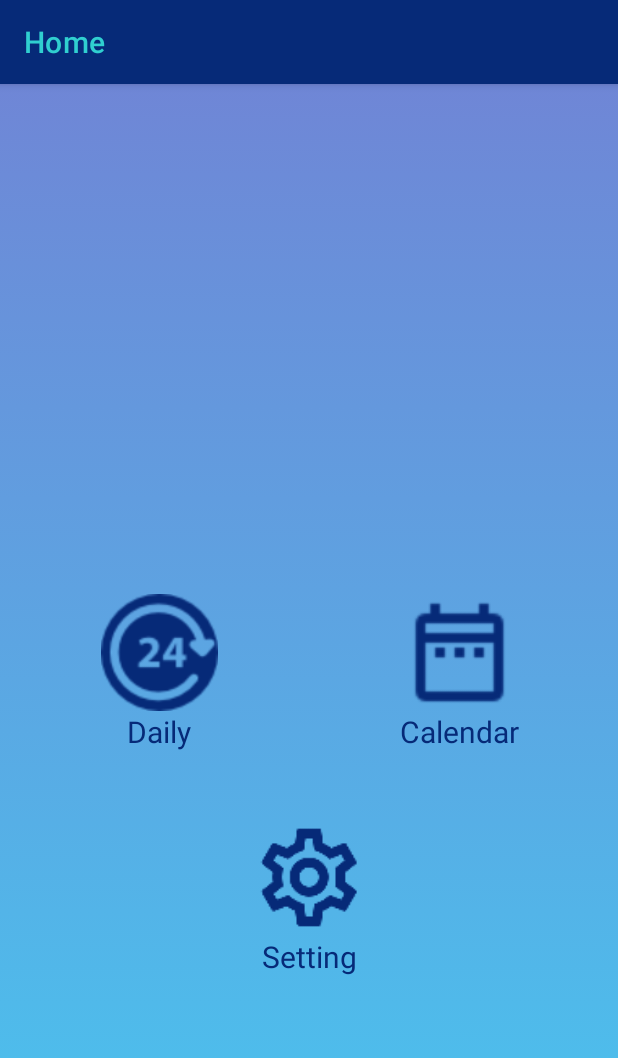
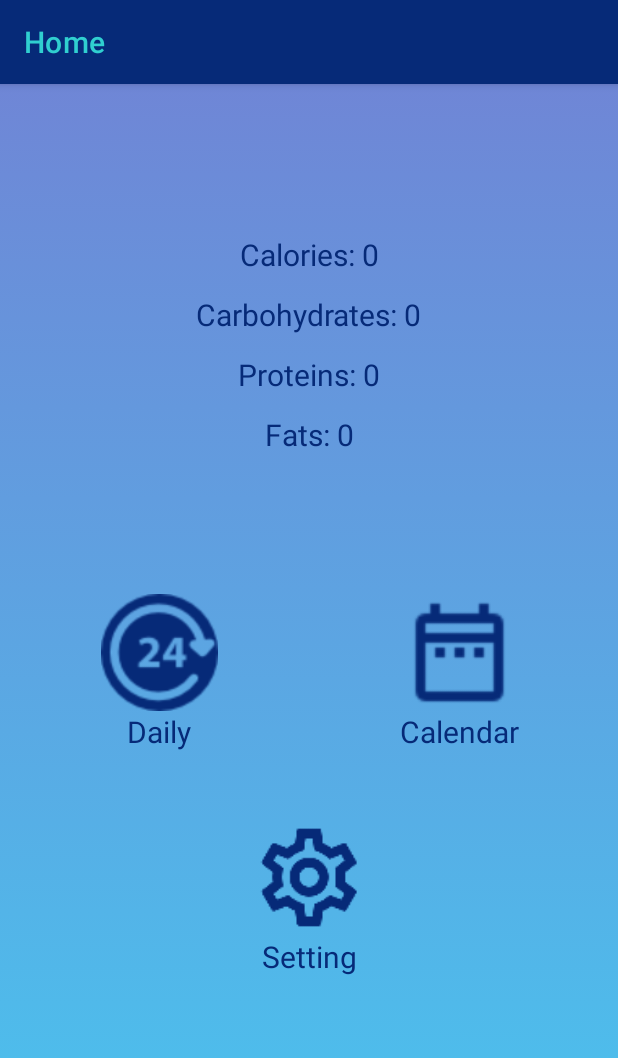
Before and after one commit to Shafi-Hassan/CalorieTracker, an Android app: the screen it shows after launch (MainActivity), on a phone screen of 412 x 824 dp. Shown: the top 1058 px of the screen. Run offline under Robolectric (Android 15) with nearby library versions, the phone set to English and light mode, and no system bars.

Commit message:
Added temporary display of values inputted from InputCalorie in the MainActivity

```diff
--- a/app/src/main/java/com/example/calorietracker/InputCalorie.java
+++ b/app/src/main/java/com/example/calorietracker/InputCalorie.java
@@ -46,7 +46,7 @@ public class InputCalorie extends AppCompatActivity{
             EditText editText4 = (EditText) findViewById(R.id.enter_fats);
             int fats = Integer.parseInt(editText4.getText().toString());
 
-            Intent intent = new Intent(this, Daily.class);
+            Intent intent = new Intent(this, MainActivity.class);
             intent.putExtra(EXTRA_NUMBER1, calories);
             intent.putExtra(EXTRA_NUMBER2, carbs);
             intent.putExtra(EXTRA_NUMBER3, proteins);
--- a/app/src/main/java/com/example/calorietracker/MainActivity.java
+++ b/app/src/main/java/com/example/calorietracker/MainActivity.java
@@ -27,7 +27,18 @@ Button calendar;
         int fat = intent.getIntExtra(InputCalorie.EXTRA_NUMBER4, 0);
 
         TextView textView1 = (TextView) findViewById(R.id.Hello);
+
+        TextView textView2 = (TextView) findViewById(R.id.Calories);
+        TextView textView3 = (TextView) findViewById(R.id.Carb);
+        TextView textView4 = (TextView) findViewById(R.id.Protein);
+        TextView textView5 = (TextView) findViewById(R.id.Fat);
+
         textView1.setText(text);
+
+        textView2.setText("Calories: " + cal);
+        textView3.setText("Carbohydrates: " + carb);
+        textView4.setText("Proteins: " + protein);
+        textView5.setText("Fats: " + fat);
 
         //make page title "Home" and change color
         getSupportActionBar().setTitle(Html.fromHtml("<font color = \"#30cfd0\">" + getString(R.string.home) + "</font>"));
--- a/app/src/main/res/layout/activity_main.xml
+++ b/app/src/main/res/layout/activity_main.xml
@@ -21,6 +21,70 @@
         android:layout_marginRight="10dp"
         android:textSize="20sp"
         android:id="@+id/Hello"
+        />
+
+    <TextView
+        android:id="@+id/Calories"
+        android:text="Calories"
+        android:layout_width="wrap_content"
+        android:layout_height="wrap_content"
+        app:layout_constraintLeft_toLeftOf="parent"
+        app:layout_constraintRight_toRightOf="parent"
+        app:layout_constraintTop_toTopOf="parent"
+        android:layout_marginTop="100dp"
+        android:layout_marginLeft="10dp"
+        android:layout_marginRight="10dp"
+        android:layout_below="@id/Hello"
+        android:textColor="#062A78"
+        android:textSize="20sp"
+       />
+
+    <TextView
+        android:id="@+id/Carb"
+        android:text="Carbs"
+        android:layout_width="wrap_content"
+        android:layout_height="wrap_content"
+        app:layout_constraintLeft_toLeftOf="parent"
+        app:layout_constraintRight_toRightOf="parent"
+        app:layout_constraintTop_toTopOf="parent"
+        android:layout_marginTop="140dp"
+        android:layout_marginLeft="10dp"
+        android:layout_marginRight="10dp"
+        android:layout_below="@id/Calories"
+        android:textColor="#062A78"
+        android:textSize="20sp"
+        />
+
+    <TextView
+        android:id="@+id/Protein"
+        android:text="Proteins"
+        android:layout_width="wrap_content"
+        android:layout_height="wrap_content"
+        app:layout_constraintLeft_toLeftOf="parent"
+        app:layout_constraintRight_toRightOf="parent"
+        app:layout_constraintTop_toTopOf="parent"
+        android:layout_marginTop="180dp"
+        android:layout_marginLeft="10dp"
+        android:layout_marginRight="10dp"
+        android:layout_below="@id/Carb"
+        android:textColor="#062A78"
+        android:textSize="20sp"
+        />
+
+    <TextView
+        android:id="@+id/Fat"
+        android:text="Fats"
+        android:layout_width="wrap_content"
+        android:layout_height="wrap_content"
+        app:layout_constraintLeft_toLeftOf="parent"
+        app:layout_constraintRight_toRightOf="parent"
+        app:layout_constraintTop_toTopOf="parent"
+        android:layout_marginTop="220dp"
+        android:layout_marginLeft="10dp"
+        android:layout_marginRight="10dp"
+        android:layout_below="@id/Protein"
+        android:textColor="#062A78"
+        android:textSize="20sp"
         />
 
     <Button
```
